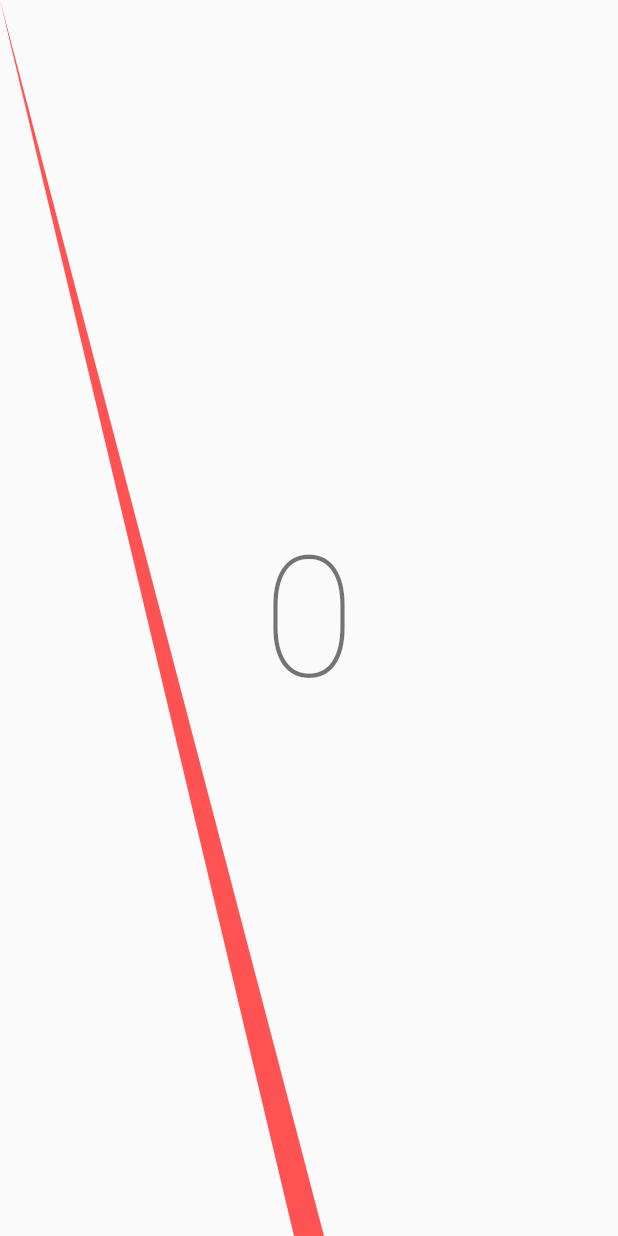
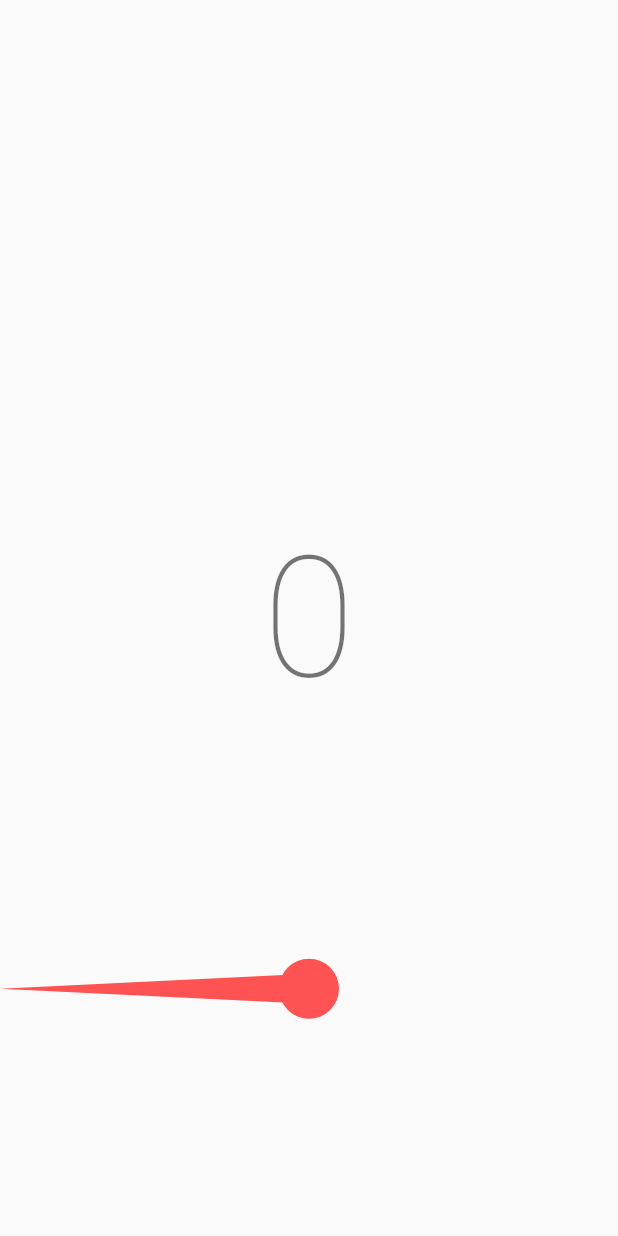
Before and after one commit to BlakeBarrett/SPDO, a Flutter app: the screen it shows after launch, on a phone screen of 412 x 824 dp. Run offline on Flutter 3.47's test engine with Material 2 defaults, Android fonts, the phone set to English and light mode, and no system bars; our stand-ins replace geolocator.

Commit message:
AnalogGauge (#2)
* Needle draws, rotates and looks good.

* Figured out the pivot and angle.

* Fixes the sweep and resumes working after.

```diff
--- a/lib/gauges/analog.dart
+++ b/lib/gauges/analog.dart
@@ -1,43 +1,75 @@
 import 'package:flutter/material.dart';
+import 'dart:math' as math;
 
 @immutable
 class AnalogGauge extends StatelessWidget {
-  AnalogGauge({required final this.speed}) : super();
-
-  final int speed;
+  AnalogGauge({required final this.speed, final this.maxSpeed = 90}) : super();
+  final double speed;
+  final int maxSpeed;
 
   @override
   Widget build(BuildContext context) {
-    return Container(
-        width: MediaQuery.of(context).size.width,
-        height: MediaQuery.of(context).size.height,
-        child: CustomPaint(
-          painter: _AnalogGauge(speed: speed),
-        ));
+    var angle = this.speed * (math.pi / this.maxSpeed);
+    return AngledNeedle(angle: angle);
   }
 }
 
-class _AnalogGauge extends CustomPainter {
-  _AnalogGauge({required final this.speed, final this.topSpeed = 90}) : super();
-  int speed;
-  int topSpeed;
+@immutable
+class AngledNeedle extends StatelessWidget {
+  AngledNeedle({required final this.angle}) : super();
+  final double angle;
+  @override
+  Widget build(BuildContext context) {
+    var size = MediaQuery.of(context).size;
+    var width = size.width / 2;
+    var height = size.height - (size.height / 5);
+    var tip = Offset(0, height);
+    var pivot = Offset(width, height);
+
+    Widget line = Container(
+        width: width,
+        height: height,
+        child: CustomPaint(
+          painter: _LinePainter(
+              origin: tip,
+              destination: pivot,
+              thickness: 20,
+              color: Colors.redAccent),
+        ));
+    return Transform.rotate(
+        angle: angle, alignment: Alignment.bottomRight, child: line);
+  }
+}
+
+class _LinePainter extends CustomPainter {
+  _LinePainter(
+      {required final this.origin,
+      required final this.destination,
+      required final this.thickness,
+      required final this.color})
+      : super();
+
+  Offset origin, destination;
+  Color color;
+  int thickness;
 
   @override
   void paint(Canvas canvas, Size size) {
-    var centerX = size.width / 2;
     var paint = Paint()
-      ..color = Colors.redAccent
+      ..color = this.color
       ..style = PaintingStyle.fill;
 
     var path = Path();
 
-    var topPoint = (speed / topSpeed) * centerX;
+    path.moveTo(this.origin.dx, this.origin.dy);
+    path.lineTo(this.destination.dx, this.origin.dy - (thickness / 2));
+    path.lineTo(this.destination.dx, this.origin.dy + (thickness / 2));
+    path.lineTo(this.origin.dx, this.origin.dy);
+    path.close();
 
-    path.moveTo(topPoint, 0);
-    path.lineTo(centerX - 10, size.height);
-    path.lineTo(centerX + 10, size.height);
-    path.close();
     canvas.drawPath(path, paint);
+
+    canvas.drawCircle(this.destination, (this.thickness.toDouble()), paint);
   }
 
   @override
--- a/lib/main.dart
+++ b/lib/main.dart
@@ -1,3 +1,4 @@
+import 'package:flutter/animation.dart';
 import 'package:flutter/material.dart';
 import 'package:geolocator/geolocator.dart';
 import 'speedreader.dart';
@@ -27,31 +28,19 @@ class SPDO_App extends StatelessWidget {
         // is not restarted.
         primarySwatch: Colors.pink,
       ),
-      home: MyHomePage(title: 'Speedometer'),
+      home: SpeedListenerWidget(),
       debugShowCheckedModeBanner: false,
     );
   }
 }
 
-class MyHomePage extends StatefulWidget {
-  MyHomePage({Key? key, required this.title}) : super(key: key);
-
-  // This widget is the home page of your application. It is stateful, meaning
-  // that it has a State object (defined below) that contains fields that affect
-  // how it looks.
-
-  // This class is the configuration for the state. It holds the values (in this
-  // case the title) provided by the parent (in this case the App widget) and
-  // used by the build method of the State. Fields in a Widget subclass are
-  // always marked "final".
-
-  final String title;
-
+class SpeedListenerWidget extends StatefulWidget {
+  SpeedListenerWidget({Key? key}) : super(key: key);
   @override
-  _MyHomePageState createState() => _MyHomePageState();
+  _SpeedListenerWidgetState createState() => _SpeedListenerWidgetState();
 }
 
-class _MyHomePageState extends State<MyHomePage> {
+class _SpeedListenerWidgetState extends State<SpeedListenerWidget> {
   var _display = '0';
   var _speed = 0;
   var _showMetric = false;
@@ -100,32 +89,74 @@ class _MyHomePageState extends State<MyHomePage> {
 
   @override
   Widget build(BuildContext context) {
-    // This method is rerun every time setState is called, for instance as done
-    // by the _incrementCounter method above.
-    //
-    // The Flutter framework has been optimized to make rerunning build methods
-    // fast, so that you can just rebuild anything that needs updating rather
-    // than having to individually change instances of widgets.
+    return SpeedometerWidget(speed: _speed.toDouble(), display: _display);
+  }
+}
+
+@immutable
+class SpeedometerWidget extends StatefulWidget {
+  SpeedometerWidget({required this.speed, required this.display}) : super();
+  final double speed;
+  final String display;
+
+  @override
+  _SpeedometerWidgetState createState() => _SpeedometerWidgetState();
+}
+
+class _SpeedometerWidgetState extends State<SpeedometerWidget>
+    with SingleTickerProviderStateMixin {
+  late Animation<double>? _animation;
+  late AnimationController? _animationController;
+
+  late var speed = widget.speed;
+
+  @override
+  void initState() {
+    super.initState();
+    _animationController = new AnimationController(
+        duration: const Duration(seconds: 1), vsync: this);
+    _animation =
+        Tween<double>(begin: 0, end: 100.0).animate(_animationController!)
+          ..addListener(() {
+            setState(() {
+              speed = _animation!.value;
+            });
+          });
+    _animationController?.addStatusListener((status) {
+      if (status == AnimationStatus.completed) {
+        _animationController?.reverse();
+      } else if (status == AnimationStatus.dismissed) {
+        _animationController?.dispose();
+        _animationController = null;
+        _animation = null;
+      }
+    });
+    _animationController?.forward();
+  }
+
+  @override
+  void dispose() {
+    _animationController?.dispose();
+    super.dispose();
+  }
+
+  @override
+  Widget build(BuildContext context) {
+    double _speed = widget.speed;
+    if (_animation != null) {
+      _speed = _animation!.value;
+    }
     return Scaffold(
-      // appBar: AppBar(
-      //   // Here we take the value from the MyHomePage object that was created by
-      //   // the App.build method, and use it to set our appbar title.
-      //   title: Text(widget.title),
-      // ),
       body: Center(
-        // Center is a layout widget. It takes a single child and positions it
-        // in the middle of the parent.
         child: Stack(
           children: <Widget>[
             AnalogGauge(speed: _speed),
             Center(
-              child: DigitalGauge(value: _display),
+              child: DigitalGauge(value: widget.display),
             )
           ],
         ),
       ),
-      // floatingActionButton:
-      // _floatingActionButton, // This trailing comma makes auto-formatting nicer for build methods.
     );
   }
 }
```
